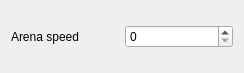
Old version of the form gui/actions_arena_dialog.ui in the repository fgu-cas/kachna-tracker.
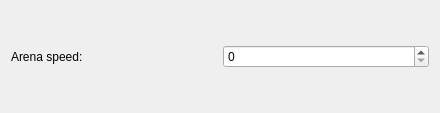
New version of the form.

What changed in the file:
```diff
--- a/gui/actions_arena_dialog.ui
+++ b/gui/actions_arena_dialog.ui
@@ -6,8 +6,8 @@
    <rect>
     <x>0</x>
     <y>0</y>
-    <width>244</width>
-    <height>73</height>
+    <width>440</width>
+    <height>113</height>
    </rect>
   </property>
   <property name="windowTitle">
@@ -17,7 +17,7 @@
    <item>
     <widget class="QLabel" name="label">
      <property name="text">
-      <string>Arena speed</string>
+      <string>Arena speed:</string>
      </property>
     </widget>
    </item>
```
Left out of the diff: 8 changed lines with no effect on the pictures.
